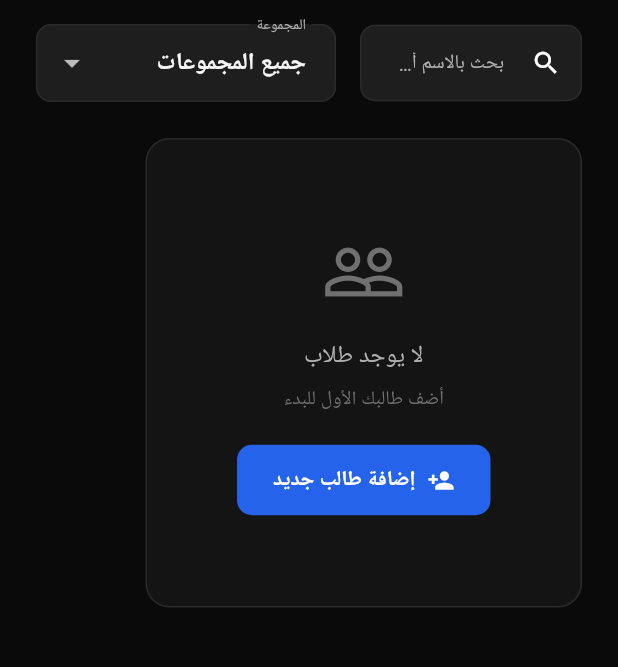
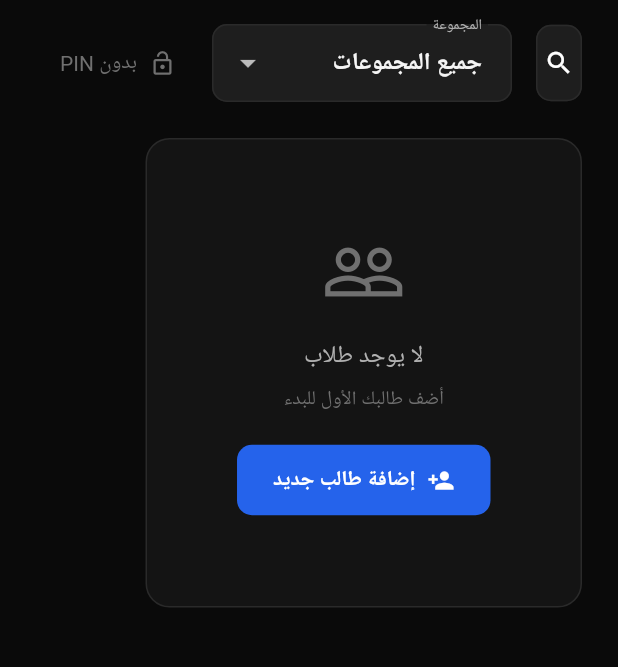
Before and after one commit to rootkali-cmd/Darsak-ai, a Flutter app: the StudentsScreen screen opened directly, on a phone screen of 412 x 824 dp, the part 108-775 px from its top. Run offline on Flutter 3.47's test engine with Material 3 defaults, Android fonts, the light colour scheme and no system bars; our stand-ins replace connectivity_plus, csv, dio, file_picker, fl_chart, flutter_secure_storage and 6 more; missing offline and left inert: barcode, mobile_scanner; accounts and stored records are empty; Roboto replaces fonts that are missing (Cairo); statements that could not run were skipped.

Commit message:
Add has_pin to StudentResponse, no-PIN badge + filter in desktop, teacher QR in settings

```diff
--- a/desktop_app/lib/models/student.dart
+++ b/desktop_app/lib/models/student.dart
@@ -8,6 +8,7 @@ class StudentModel {
   final String? gradeLevel;
   final String? groupId;
   final bool isPaid;
+  final bool hasPin;
   final DateTime createdAt;
 
   StudentModel({
@@ -20,6 +21,7 @@ class StudentModel {
     this.gradeLevel,
     this.groupId,
     this.isPaid = false,
+    this.hasPin = false,
     required this.createdAt,
   });
 
@@ -34,6 +36,7 @@ class StudentModel {
       gradeLevel: json['grade_level'],
       groupId: json['group_id'],
       isPaid: json['is_paid'] ?? false,
+      hasPin: json['has_pin'] ?? false,
       createdAt: DateTime.parse(json['created_at'] ?? DateTime.now().toIso8601String()),
     );
   }
@@ -48,6 +51,7 @@ class StudentModel {
         'grade_level': gradeLevel,
         'group_id': groupId,
         'is_paid': isPaid,
+        'has_pin': hasPin,
         'created_at': createdAt.toIso8601String(),
       };
 
--- a/desktop_app/lib/screens/students_screen.dart
+++ b/desktop_app/lib/screens/students_screen.dart
@@ -23,6 +23,7 @@ class StudentsScreen extends StatefulWidget {
 class _StudentsScreenState extends State<StudentsScreen> with TickerProviderStateMixin {
   String _search = '';
   String _groupId = '';
+  bool _showNoPinOnly = false;
   late AnimationController _listController;
   late Animation<double> _listAnimation;
 
@@ -49,6 +50,7 @@ class _StudentsScreenState extends State<StudentsScreen> with TickerProviderStat
   Widget build(BuildContext context) {
     final data = context.watch<DataProvider>();
     final students = data.filterStudents(search: _search, groupId: _groupId);
+    final filteredStudents = _showNoPinOnly ? students.where((s) => !s.hasPin).toList() : students;
     final isDark = Theme.of(context).brightness == Brightness.dark;
     final surfaceColor = isDark ? AppTheme.darkSurface : AppTheme.lightSurface;
     final borderColor = isDark ? AppTheme.darkBorder : AppTheme.lightBorder;
@@ -86,10 +88,20 @@ class _StudentsScreenState extends State<StudentsScreen> with TickerProviderStat
                           borderRadius: BorderRadius.circular(12),
                         ),
                         child: Text(
-                          '${students.length}',
+                          '${filteredStudents.length}',
                           style: TextStyle(color: AppTheme.accent, fontSize: 12),
                         ),
                       ),
+                      const SizedBox(width: 8),
+                      if (_showNoPinOnly)
+                        Container(
+                          padding: const EdgeInsets.symmetric(horizontal: 8, vertical: 4),
+                          decoration: BoxDecoration(
+                            color: AppTheme.danger.withValues(alpha: 0.1),
+                            borderRadius: BorderRadius.circular(12),
+                          ),
+                          child: Text('بدون PIN', style: TextStyle(color: AppTheme.danger, fontSize: 10)),
+                        ),
                     ],
                   ),
                   MouseRegion(
@@ -127,12 +139,31 @@ class _StudentsScreenState extends State<StudentsScreen> with TickerProviderStat
                       onChanged: (v) => setState(() => _groupId = v ?? ''),
                     ),
                   ),
+                  const SizedBox(width: 12),
+                  MouseRegion(
+                    cursor: SystemMouseCursors.click,
+                    child: TextButton.icon(
+                      onPressed: () => setState(() => _showNoPinOnly = !_showNoPinOnly),
+                      icon: Icon(
+                        Icons.lock_open,
+                        size: 18,
+                        color: _showNoPinOnly ? AppTheme.danger : textMuted,
+                      ),
+                      label: Text(
+                        'بدون PIN',
+                        style: TextStyle(
+                          color: _showNoPinOnly ? AppTheme.danger : textMuted,
+                          fontWeight: _showNoPinOnly ? FontWeight.bold : FontWeight.normal,
+                        ),
+                      ),
+                    ),
+                  ),
                 ],
               ),
               const SizedBox(height: 24),
               if (data.isLoading)
                 const Center(child: CircularProgressIndicator())
-              else if (students.isEmpty)
+              else if (filteredStudents.isEmpty)
                 Container(
                   padding: const EdgeInsets.all(60),
                   decoration: BoxDecoration(
@@ -144,9 +175,9 @@ class _StudentsScreenState extends State<StudentsScreen> with TickerProviderStat
                     children: [
                       Icon(Icons.people_outline, size: 56, color: textMuted),
                       const SizedBox(height: 16),
-                      Text('لا يوجد طلاب', style: TextStyle(color: textSecondary, fontSize: 16)),
+                      Text(_showNoPinOnly ? 'جميع الطلاب لديهم PIN' : 'لا يوجد طلاب', style: TextStyle(color: textSecondary, fontSize: 16)),
                       const SizedBox(height: 8),
-                      Text('أضف طالبك الأول للبدء', style: TextStyle(color: textMuted, fontSize: 13)),
+                      Text(_showNoPinOnly ? 'كل الطلاب لديهم رمز سري' : 'أضف طالبك الأول للبدء', style: TextStyle(color: textMuted, fontSize: 13)),
                       const SizedBox(height: 20),
                       MouseRegion(
                         cursor: SystemMouseCursors.click,
@@ -169,9 +200,9 @@ class _StudentsScreenState extends State<StudentsScreen> with TickerProviderStat
                     mainAxisSpacing: 16,
                     childAspectRatio: 2.5,
                   ),
-                  itemCount: students.length,
+                  itemCount: filteredStudents.length,
                   itemBuilder: (context, index) {
-                    final student = students[index];
+                    final student = filteredStudents[index];
                     return _StudentCard(
                       student: student,
                       index: index,
@@ -878,6 +909,19 @@ class _StudentCardState extends State<_StudentCard> with SingleTickerProviderSta
                           fontSize: 12,
                         ),
                       ),
+                      if (!widget.student.hasPin)
+                        Container(
+                          margin: const EdgeInsets.only(top: 2),
+                          padding: const EdgeInsets.symmetric(horizontal: 5, vertical: 1),
+                          decoration: BoxDecoration(
+                            color: AppTheme.danger.withValues(alpha: 0.15),
+                            borderRadius: BorderRadius.circular(4),
+                          ),
+                          child: Text(
+                            'بدون PIN',
+                            style: TextStyle(color: AppTheme.danger, fontSize: 9, fontWeight: FontWeight.w600),
+                          ),
+                        ),
                     ],
                   ),
                 ),
```
Also changed, not shown: 2 other files.
